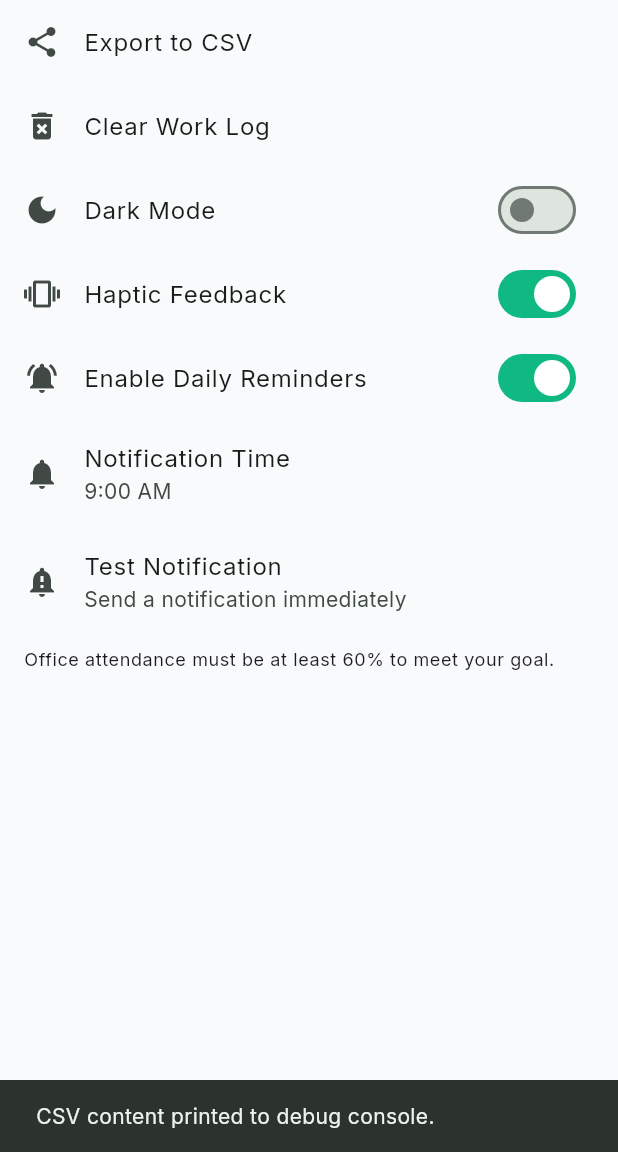
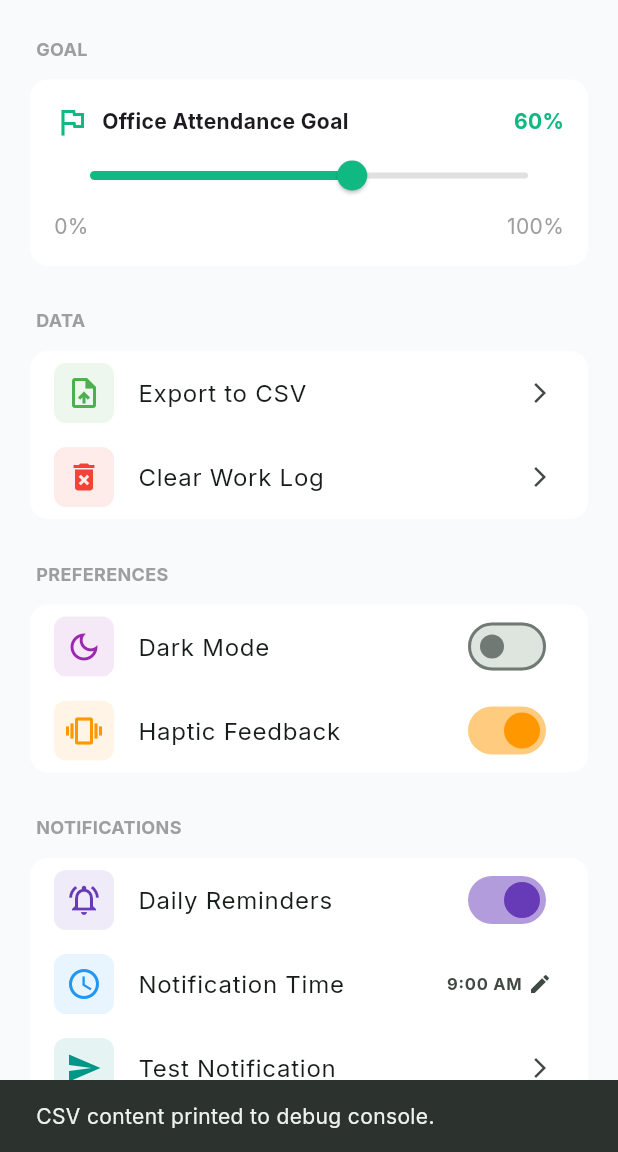
Before and after one commit to sharkie63/areuwfo, a Flutter app: the screen it shows after launch, item 2 of the bottom bar chosen, after a tap on "Export to CSV", on a phone screen of 412 x 824 dp, the part 84-1236 px from its top. Run offline on Flutter 3.47's test engine with Material 3 defaults, Android fonts, the phone set to English and light mode, and no system bars; our stand-ins replace firebase_analytics, firebase_core, firebase_crashlytics, flutter_local_notifications, go_router, google_fonts and 3 more; accounts and stored records are empty.

Commit message:
Changes before Firebase Studio auto-run

```diff
--- a/lib/attendance_card.dart
+++ b/lib/attendance_card.dart
@@ -54,7 +54,7 @@ class AttendanceCard extends StatelessWidget {
             child: CircularProgressIndicator(
               value: percentage / 100,
               strokeWidth: 8,
-              backgroundColor: theme.colorScheme.surfaceVariant,
+              backgroundColor: theme.colorScheme.surfaceContainerHighest,
               valueColor: AlwaysStoppedAnimation<Color>(theme.colorScheme.primary),
             ),
           ),
--- a/lib/loading_page.dart
+++ b/lib/loading_page.dart
@@ -1,15 +1,14 @@
 
 import 'package:flutter/material.dart';
-import 'package:lottie/lottie.dart';
 
 class LoadingPage extends StatelessWidget {
   const LoadingPage({super.key});
 
   @override
   Widget build(BuildContext context) {
-    return Scaffold(
+    return const Scaffold(
       body: Center(
-        child: Lottie.asset('assets/lottie/loading.lottie'),
+        child: CircularProgressIndicator(),
       ),
     );
   }
--- a/lib/main.dart
+++ b/lib/main.dart
@@ -6,7 +6,7 @@ import 'package:intl/intl.dart';
 import 'package:myapp/attendance_card.dart';
 import 'package:myapp/loading_page.dart';
 import 'package:myapp/notifications.dart';
-import 'package:myapp/settings_page.dart';
+import 'package:myapp/settings_page_new.dart';
 import 'package:myapp/status_summary.dart';
 import 'package:myapp/theme_provider.dart';
 import 'package:provider/provider.dart';
@@ -150,7 +150,7 @@ class WorkTrackerApp extends StatelessWidget {
     return GoRouter(
       routes: [
         GoRoute(path: '/', builder: (context, state) => const MyHomePage()),
-        GoRoute(path: '/settings', builder: (context, state) => const SettingsPage()),
+        GoRoute(path: '/settings', builder: (context, state) => const SettingsPageNew()),
       ],
       observers: [observer],
     );
@@ -180,12 +180,25 @@ class WorkTrackerApp extends StatelessWidget {
     final ThemeData darkTheme = ThemeData(
       useMaterial3: true,
       colorScheme: ColorScheme.fromSeed(
-        seedColor: const Color(0xFF10b981),
+        seedColor: const Color(0xFF238636),
         brightness: Brightness.dark,
+        background: const Color(0xFF0D1117),
+        surface: const Color(0xFF161B22),
+        onSurface: const Color(0xFFC9D1D9),
+        primary: const Color(0xFF238636),
+        onPrimary: Colors.white,
       ),
-      textTheme: GoogleFonts.interTextTheme(textTheme).copyWith(
-        displayLarge: const TextStyle(fontWeight: FontWeight.bold),
-        titleLarge: const TextStyle(fontWeight: FontWeight.w600),
+      textTheme: GoogleFonts.interTextTheme(ThemeData.dark().textTheme).copyWith(
+        displayLarge: const TextStyle(fontWeight: FontWeight.bold, color: Color(0xFFC9D1D9)),
+        titleLarge: const TextStyle(fontWeight: FontWeight.w600, color: Color(0xFFC9D1D9)),
+        headlineSmall: const TextStyle(fontWeight: FontWeight.bold, color: Color(0xFFC9D1D9)),
+        bodyMedium: const TextStyle(color: Color(0xFFC9D1D9)),
+      ),
+      scaffoldBackgroundColor: const Color(0xFF0D1117),
+       bottomNavigationBarTheme: BottomNavigationBarThemeData(
+        backgroundColor: const Color(0xFF161B22),
+        selectedItemColor: const Color(0xFF238636),
+        unselectedItemColor: Colors.grey.shade600,
       ),
     );
 
@@ -425,7 +438,7 @@ class _MyHomePageState extends State<MyHomePage> with SingleTickerProviderStateM
         onMonthChanged: _changeMonth,
         onMonthSelected: _setMonth
       ),
-      const SettingsPage(),
+      const SettingsPageNew(),
     ];
 
     return Scaffold(
@@ -451,8 +464,6 @@ class _MyHomePageState extends State<MyHomePage> with SingleTickerProviderStateM
             label: 'Settings',
           ),
         ],
-        selectedItemColor: Theme.of(context).colorScheme.primary,
-        unselectedItemColor: Colors.grey,
       ),
     );
   }
@@ -702,6 +713,7 @@ class DayCard extends StatelessWidget {
 
   @override
   Widget build(BuildContext context) {
+    final isDarkMode = Theme.of(context).brightness == Brightness.dark;
     Color? bgColor;
     Color? textColor;
     BoxBorder? border;
@@ -711,6 +723,25 @@ class DayCard extends StatelessWidget {
     }
 
     if (!isWeekend) {
+      if (isDarkMode) {
+        switch (status) {
+          case WorkStatus.office:
+            bgColor = const Color(0xFF238636);
+            textColor = Colors.white;
+            break;
+          case WorkStatus.home:
+            bgColor = const Color(0xFFB94545);
+            textColor = Colors.white;
+            break;
+          case WorkStatus.leave:
+            bgColor = const Color(0xFF92400e);
+            textColor = Colors.white;
+            break;
+          case WorkStatus.none:
+            bgColor = const Color(0xFF22272E);
+            break;
+        }
+      } else {
         switch (status) {
           case WorkStatus.office:
             bgColor = const Color(0xFFd1fae5);
@@ -727,8 +758,12 @@ class DayCard extends StatelessWidget {
           case WorkStatus.none:
             break;
         }
+      }
     } else {
        border = Border.all(color: Colors.transparent);
+       if (isDarkMode) {
+        bgColor = const Color(0xFF0D1117);
+       }
     }
 
     return GestureDetector(
@@ -745,7 +780,7 @@ class DayCard extends StatelessWidget {
             date.day.toString(),
             style: TextStyle(
               fontWeight: FontWeight.bold,
-              color: textColor ?? (isWeekend ? Colors.grey.shade400 : null),
+              color: textColor ?? (isWeekend ? Colors.grey.shade600 : (isDarkMode ? Colors.grey.shade400 : null)),
             ),
           ),
         ),
--- /dev/null
+++ b/lib/settings_page_new.dart
@@ -0,0 +1,371 @@
+
+import 'package:flutter/material.dart';
+import 'package:go_router/go_router.dart';
+import 'package:myapp/main.dart';
+import 'package:myapp/notifications.dart';
+import 'package:myapp/theme_provider.dart';
+import 'package:provider/provider.dart';
+import 'package:shared_preferences/shared_preferences.dart';
+import 'package:package_info_plus/package_info_plus.dart';
+
+class SettingsPageNew extends StatefulWidget {
+  const SettingsPageNew({super.key});
+
+  @override
+  State<SettingsPageNew> createState() => _SettingsPageNewState();
+}
+
+class _SettingsPageNewState extends State<SettingsPageNew> {
+  TimeOfDay _notificationTime = const TimeOfDay(hour: 9, minute: 0);
+  bool _notificationsEnabled = false;
+  double _attendanceGoal = 60.0;
+  String _buildNumber = '';
+
+  @override
+  void initState() {
+    super.initState();
+    _loadSettings();
+    _loadPackageInfo();
+  }
+
+  void _loadSettings() async {
+    final prefs = await SharedPreferences.getInstance();
+    final timeString = prefs.getString('notificationTime');
+    if (timeString != null) {
+      final timeParts = timeString.split(':');
+      _notificationTime = TimeOfDay(
+        hour: int.parse(timeParts[0]),
+        minute: int.parse(timeParts[1]),
+      );
+    }
+    _attendanceGoal = prefs.getDouble('attendanceGoal') ?? 60.0;
+    final notificationsEnabled = await NotificationService.instance.areNotificationsEnabled();
+    if (!mounted) return;
+    setState(() {
+      _notificationsEnabled = notificationsEnabled;
+    });
+  }
+
+  void _loadPackageInfo() async {
+    final packageInfo = await PackageInfo.fromPlatform();
+    setState(() {
+      _buildNumber = packageInfo.buildNumber;
+    });
+  }
+
+  Future<void> _selectNotificationTime(BuildContext context) async {
+    final TimeOfDay? picked = await showTimePicker(
+      context: context,
+      initialTime: _notificationTime,
+    );
+    if (picked == null || picked == _notificationTime) return;
+
+    final prefs = await SharedPreferences.getInstance();
+    await prefs.setString('notificationTime', '${picked.hour}:${picked.minute}');
+
+    if (!mounted) return;
+
+    setState(() {
+      _notificationTime = picked;
+    });
+    if (_notificationsEnabled) {
+      await NotificationService.instance.scheduleDailyReminder(_notificationTime);
+    }
+  }
+
+  void _showClearLogDialog() {
+    showDialog(
+      context: context,
+      builder: (BuildContext context) {
+        return AlertDialog(
+          title: const Text('Clear Work Log?'),
+          content: const Text(
+              'Are you sure you want to delete all your work log data? This action cannot be undone.'),
+          actions: <Widget>[
+            TextButton(
+              child: const Text('Cancel'),
+              onPressed: () {
+                Navigator.of(context).pop();
+              },
+            ),
+            TextButton(
+              child: const Text('Clear'),
+              onPressed: () {
+                Provider.of<WorkLog>(context, listen: false).clearLog();
+                Navigator.of(context).pop();
+              },
+            ),
+          ],
+        );
+      },
+    );
+  }
+
+  @override
+  Widget build(BuildContext context) {
+    final themeProvider = Provider.of<ThemeProvider>(context);
+    final isDarkMode = themeProvider.themeMode == ThemeMode.dark;
+
+    return Scaffold(
+      appBar: AppBar(
+        title: const Text('Settings'),
+        leading: IconButton(
+          icon: const Icon(Icons.arrow_back),
+          onPressed: () => context.pop(),
+        ),
+        backgroundColor: Theme.of(context).scaffoldBackgroundColor,
+        elevation: 0,
+      ),
+      body: SingleChildScrollView(
+        padding: const EdgeInsets.symmetric(horizontal: 16.0),
+        child: Column(
+          crossAxisAlignment: CrossAxisAlignment.start,
+          children: [
+            const _SettingsHeader(title: 'GOAL'),
+            _SettingsCard(
+              children: [
+                Padding(
+                  padding: const EdgeInsets.all(16.0),
+                  child: Column(
+                    crossAxisAlignment: CrossAxisAlignment.start,
+                    children: [
+                      Row(
+                        children: [
+                          Icon(Icons.flag_outlined, color: isDarkMode ? Colors.greenAccent : const Color(0xFF10b981)),
+                          const SizedBox(width: 8),
+                          const Text('Office Attendance Goal', style: TextStyle(fontWeight: FontWeight.bold)),
+                          const Spacer(),
+                          Text('${_attendanceGoal.toInt()}%', style: TextStyle(fontWeight: FontWeight.bold, color: isDarkMode ? Colors.greenAccent : const Color(0xFF10b981))),
+                        ],
+                      ),
+                      Slider(
+                        value: _attendanceGoal,
+                        min: 0,
+                        max: 100,
+                        divisions: 100,
+                        activeColor: isDarkMode ? Colors.greenAccent : const Color(0xFF10b981),
+                        inactiveColor: Colors.grey.shade300,
+                        onChanged: (value) {
+                          setState(() {
+                            _attendanceGoal = value;
+                          });
+                        },
+                        onChangeEnd: (value) async {
+                          final prefs = await SharedPreferences.getInstance();
+                          await prefs.setDouble('attendanceGoal', value);
+                        },
+                      ),
+                      const Row(
+                        mainAxisAlignment: MainAxisAlignment.spaceBetween,
+                        children: [
+                          Text('0%', style: TextStyle(color: Colors.grey)),
+                          Text('100%', style: TextStyle(color: Colors.grey)),
+                        ],
+                      ),
+                    ],
+                  ),
+                )
+              ],
+            ),
+            const _SettingsHeader(title: 'DATA'),
+            _SettingsCard(
+              children: [
+                _SettingsTile(
+                  icon: Icons.upload_file,
+                  iconColor: Colors.green,
+                  title: 'Export to CSV',
+                  onTap: () async {
+                    final workLog = Provider.of<WorkLog>(context, listen: false);
+                    String csv = 'Date,Status\n';
+                    workLog.log.forEach((date, status) {
+                      csv += '${date.toIso8601String().substring(0, 10)},${status.name}\n';
+                    });
+                    ScaffoldMessenger.of(context).showSnackBar(
+                      const SnackBar(content: Text('CSV content printed to debug console.')),
+                    );
+                  },
+                ),
+                _SettingsTile(
+                  icon: Icons.delete_forever,
+                  iconColor: Colors.red,
+                  title: 'Clear Work Log',
+                  onTap: _showClearLogDialog,
+                ),
+              ],
+            ),
+            const _SettingsHeader(title: 'PREFERENCES'),
+            _SettingsCard(
+              children: [
+                _SettingsTile(
+                  icon: Icons.dark_mode_outlined,
+                  iconColor: Colors.purple,
+                  title: 'Dark Mode',
+                  trailing: Switch(
+                    value: isDarkMode,
+                    onChanged: (value) {
+                      themeProvider.setThemeMode(value ? ThemeMode.dark : ThemeMode.light);
+                    },
+                    activeThumbColor: Colors.purple,
+                  ),
+                ),
+                _SettingsTile(
+                  icon: Icons.vibration,
+                  iconColor: Colors.orange,
+                  title: 'Haptic Feedback',
+                  trailing: Switch(
+                    value: themeProvider.hapticFeedbackEnabled,
+                    onChanged: (value) {
+                      themeProvider.setHapticFeedback(value);
+                    },
+                    activeThumbColor: Colors.orange,
+                  ),
+                ),
+              ],
+            ),
+            const _SettingsHeader(title: 'NOTIFICATIONS'),
+            _SettingsCard(
+              children: [
+                _SettingsTile(
+                  icon: Icons.notifications_active_outlined,
+                  iconColor: Colors.deepPurple,
+                  title: 'Daily Reminders',
+                  trailing: Switch(
+                    value: _notificationsEnabled,
+                    onChanged: (bool value) async {
+                       if (value) {
+                        bool standardGranted = await NotificationService.instance.requestStandardPermissions();
+                        if (!mounted) return;
+                        if (standardGranted) {
+                          bool exactAlarmGranted = await NotificationService.instance.requestExactAlarmPermission();
+                          if (!mounted) return;
+                          if (exactAlarmGranted) {
+                            await NotificationService.instance.scheduleDailyReminder(_notificationTime);
+                            if (!mounted) return;
+                            setState(() {
+                              _notificationsEnabled = true;
+                            });
+                          }
+                        } else {
+                          ScaffoldMessenger.of(context).showSnackBar(
+                            const SnackBar(
+                                content: Text(
+                                    'Notification permissions are required for reminders.')),
+                          );
+                        }
+                      } else {
+                        await NotificationService.instance.cancelAllNotifications();
+                        if (!mounted) return;
+                        setState(() {
+                          _notificationsEnabled = false;
+                        });
+                      }
+                    },
+                     activeThumbColor: Colors.deepPurple,
+                  ),
+                ),
+                _SettingsTile(
+                  icon: Icons.access_time,
+                  iconColor: Colors.blue,
+                  title: 'Notification Time',
+                  trailing: Row(
+                    mainAxisSize: MainAxisSize.min,
+                    children: [
+                      Text(_notificationTime.format(context), style: const TextStyle(fontWeight: FontWeight.bold)),
+                      const SizedBox(width: 4),
+                      const Icon(Icons.edit, size: 16),
+                    ],
+                  ),
+                  onTap: () => _selectNotificationTime(context),
+                ),
+                _SettingsTile(
+                  icon: Icons.send,
+                  iconColor: Colors.teal,
+                  title: 'Test Notification',
+                  onTap: () {
+                    NotificationService.instance.showTestNotification();
+                  },
+                ),
+              ],
+            ),
+            const SizedBox(height: 24),
+            Center(child: Text('BUILD 1.0.$_buildNumber', style: const TextStyle(color: Colors.grey, fontSize: 12))),
+            const SizedBox(height: 24),
+          ],
+        ),
+      ),
+    );
+  }
+}
+
+class _SettingsHeader extends StatelessWidget {
+  final String title;
+  const _SettingsHeader({required this.title});
+
+  @override
+  Widget build(BuildContext context) {
+    return Padding(
+      padding: const EdgeInsets.only(top: 24.0, bottom: 8.0, left: 8.0),
+      child: Text(
+        title,
+        style: const TextStyle(
+          color: Colors.grey,
+          fontWeight: FontWeight.bold,
+          fontSize: 12,
+        ),
+      ),
+    );
+  }
+}
+
+class _SettingsCard extends StatelessWidget {
+  final List<Widget> children;
+  const _SettingsCard({required this.children});
+
+  @override
+  Widget build(BuildContext context) {
+    final isDarkMode = Theme.of(context).brightness == Brightness.dark;
+    return Card(
+      elevation: 0,
+      shape: RoundedRectangleBorder(
+        borderRadius: BorderRadius.circular(12),
+      ),
+      color: isDarkMode ? const Color(0xFF161B22) : Colors.white,
+      child: Column(
+        children: children,
+      ),
+    );
+  }
+}
+
+class _SettingsTile extends StatelessWidget {
+  final IconData icon;
+  final Color iconColor;
+  final String title;
+  final Widget? trailing;
+  final VoidCallback? onTap;
+
+  const _SettingsTile({
+    required this.icon,
+    required this.iconColor,
+    required this.title,
+    this.trailing,
+    this.onTap,
+  });
+
+  @override
+  Widget build(BuildContext context) {
+    return ListTile(
+      leading: Container(
+        padding: const EdgeInsets.all(8),
+        decoration: BoxDecoration(
+          color: iconColor.withOpacity(0.1),
+          borderRadius: BorderRadius.circular(8),
+        ),
+        child: Icon(icon, color: iconColor),
+      ),
+      title: Text(title),
+      trailing: trailing ?? (onTap != null ? const Icon(Icons.arrow_forward_ios, size: 16) : null),
+      onTap: onTap,
+    );
+  }
+}
--- a/pubspec.yaml
+++ b/pubspec.yaml
@@ -28,6 +28,7 @@ dependencies:
   timezone: ^0.10.1
   csv: ^6.0.0
   lottie: ^3.3.2
+  package_info_plus: ^9.0.0
 
 dev_dependencies:
   flutter_test:
```
Also changed, not shown: pubspec.lock, 4 other files. Lines whose indentation alone changed are shown as unchanged.
